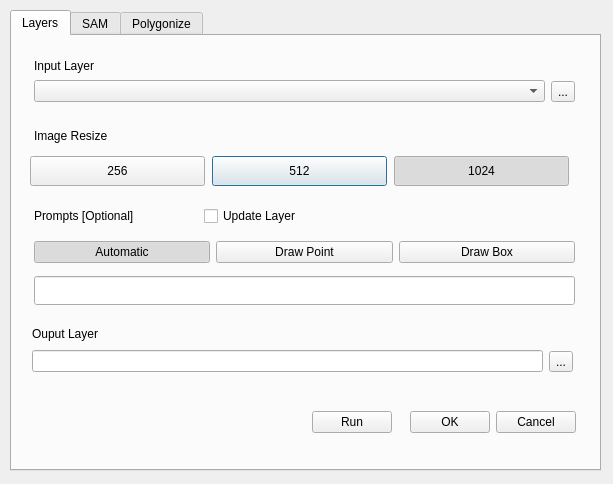
First picture: the form in seg2shp_dialog_base.ui, repository gdslab/segment-agricultural-parcel, before the edit.
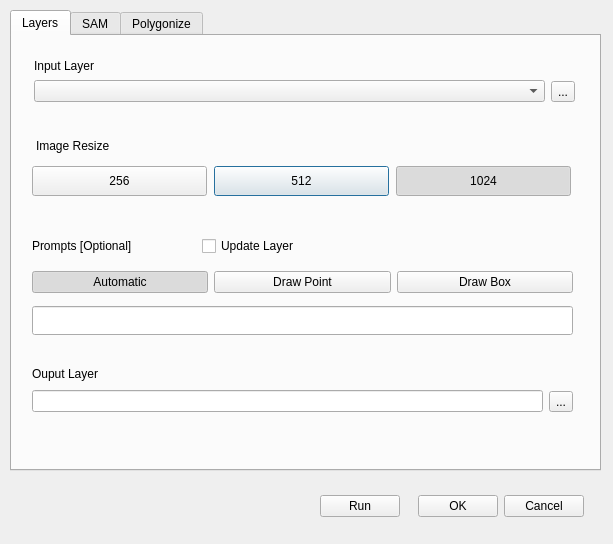
Second picture: the form after the edit. The open tabs and pages were chosen to show the change. Custom widgets are drawn as their Qt base class.

Diff of the .ui file:
```diff
--- a/seg2shp_dialog_base.ui
+++ b/seg2shp_dialog_base.ui
@@ -7,7 +7,7 @@
     <x>0</x>
     <y>0</y>
     <width>613</width>
-    <height>484</height>
+    <height>544</height>
    </rect>
   </property>
   <property name="windowTitle">
@@ -32,8 +32,8 @@
     <widget class="QPushButton" name="pushButton_resize_512">
      <property name="geometry">
       <rect>
-       <x>200</x>
-       <y>120</y>
+       <x>202</x>
+       <y>130</y>
        <width>175</width>
        <height>30</height>
       </rect>
@@ -48,8 +48,8 @@
     <widget class="QPushButton" name="pushButton_resize_256">
      <property name="geometry">
       <rect>
-       <x>18</x>
-       <y>120</y>
+       <x>20</x>
+       <y>130</y>
        <width>175</width>
        <height>30</height>
       </rect>
@@ -70,8 +70,8 @@
     <widget class="QCheckBox" name="checkBox_update_layer">
      <property name="geometry">
       <rect>
-       <x>192</x>
-       <y>170</y>
+       <x>190</x>
+       <y>200</y>
        <width>141</width>
        <height>20</height>
       </rect>
@@ -83,8 +83,8 @@
     <widget class="QPushButton" name="pushButton_resize_1024">
      <property name="geometry">
       <rect>
-       <x>382</x>
-       <y>120</y>
+       <x>384</x>
+       <y>130</y>
        <width>175</width>
        <height>30</height>
       </rect>
@@ -147,8 +147,8 @@
     <widget class="QWidget" name="layoutWidget">
      <property name="geometry">
       <rect>
-       <x>22</x>
-       <y>200</y>
+       <x>20</x>
+       <y>230</y>
        <width>541</width>
        <height>32</height>
       </rect>
@@ -198,8 +198,8 @@
     <widget class="QLineEdit" name="lineEdit_coords">
      <property name="geometry">
       <rect>
-       <x>22</x>
-       <y>240</y>
+       <x>20</x>
+       <y>270</y>
        <width>541</width>
        <height>29</height>
       </rect>
@@ -208,8 +208,8 @@
     <widget class="QLabel" name="label_13">
      <property name="geometry">
       <rect>
-       <x>22</x>
-       <y>90</y>
+       <x>24</x>
+       <y>100</y>
        <width>171</width>
        <height>20</height>
       </rect>
@@ -221,8 +221,8 @@
     <widget class="QLabel" name="label_5">
      <property name="geometry">
       <rect>
-       <x>22</x>
-       <y>170</y>
+       <x>20</x>
+       <y>200</y>
        <width>171</width>
        <height>20</height>
       </rect>
@@ -235,7 +235,7 @@
      <property name="geometry">
       <rect>
        <x>20</x>
-       <y>310</y>
+       <y>350</y>
        <width>541</width>
        <height>31</height>
       </rect>
@@ -257,7 +257,7 @@
      <property name="geometry">
       <rect>
        <x>20</x>
-       <y>290</y>
+       <y>330</y>
        <width>111</width>
        <height>16</height>
       </rect>
@@ -266,35 +266,6 @@
       <string>Ouput Layer</string>
      </property>
     </widget>
-    <widget class="QWidget" name="layoutWidget">
-     <property name="geometry">
-      <rect>
-       <x>300</x>
-       <y>370</y>
-       <width>264</width>
-       <height>32</height>
-      </rect>
-     </property>
-     <layout class="QHBoxLayout" name="horizontalLayout_4">
-      <item>
-       <widget class="QPushButton" name="pushButton_run">
-        <property name="text">
-         <string>Run</string>
-        </property>
-       </widget>
-      </item>
-      <item>
-       <widget class="QDialogButtonBox" name="button_box">
-        <property name="orientation">
-         <enum>Qt::Horizontal</enum>
-        </property>
-        <property name="standardButtons">
-         <set>QDialogButtonBox::Cancel|QDialogButtonBox::Ok</set>
-        </property>
-       </widget>
-      </item>
-     </layout>
-    </widget>
    </widget>
    <widget class="QWidget" name="tab_2">
     <attribute name="title">
@@ -593,6 +564,35 @@
     </widget>
    </widget>
   </widget>
+  <widget class="QWidget" name="layoutWidget">
+   <property name="geometry">
+    <rect>
+     <x>320</x>
+     <y>490</y>
+     <width>264</width>
+     <height>32</height>
+    </rect>
+   </property>
+   <layout class="QHBoxLayout" name="horizontalLayout_4">
+    <item>
+     <widget class="QPushButton" name="pushButton_run">
+      <property name="text">
+       <string>Run</string>
+      </property>
+     </widget>
+    </item>
+    <item>
+     <widget class="QDialogButtonBox" name="button_box">
+      <property name="orientation">
+       <enum>Qt::Horizontal</enum>
+      </property>
+      <property name="standardButtons">
+       <set>QDialogButtonBox::Cancel|QDialogButtonBox::Ok</set>
+      </property>
+     </widget>
+    </item>
+   </layout>
+  </widget>
  </widget>
  <customwidgets>
   <customwidget>
```
Left out of the diff: 40 changed lines with no effect on the pictures.
